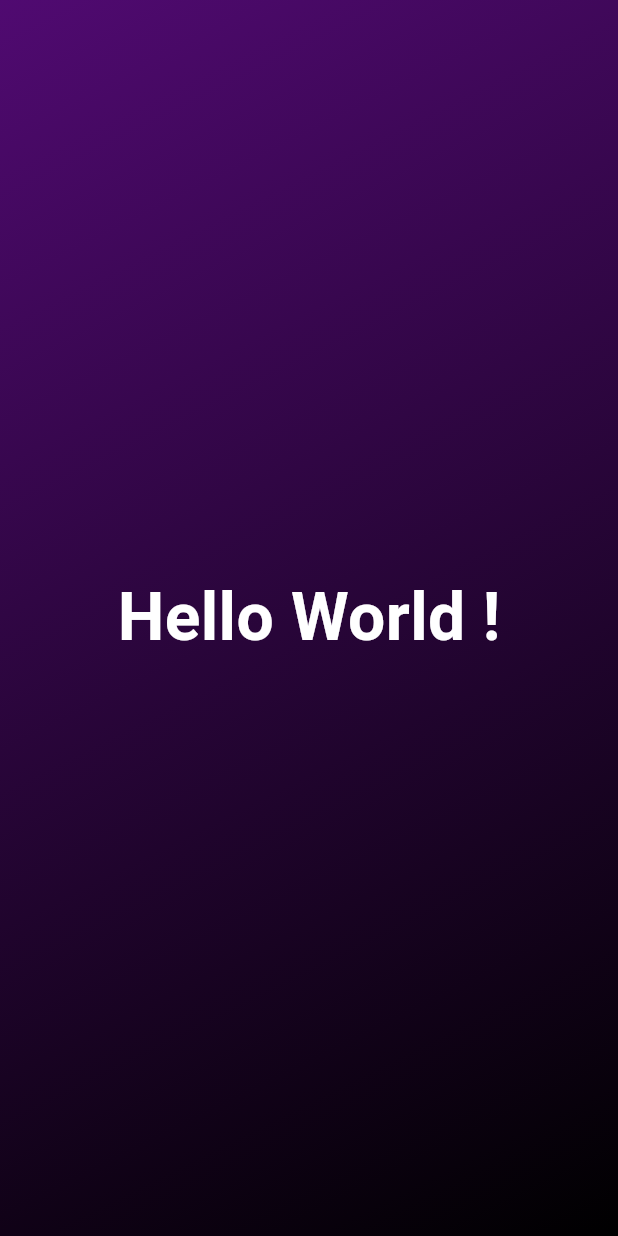
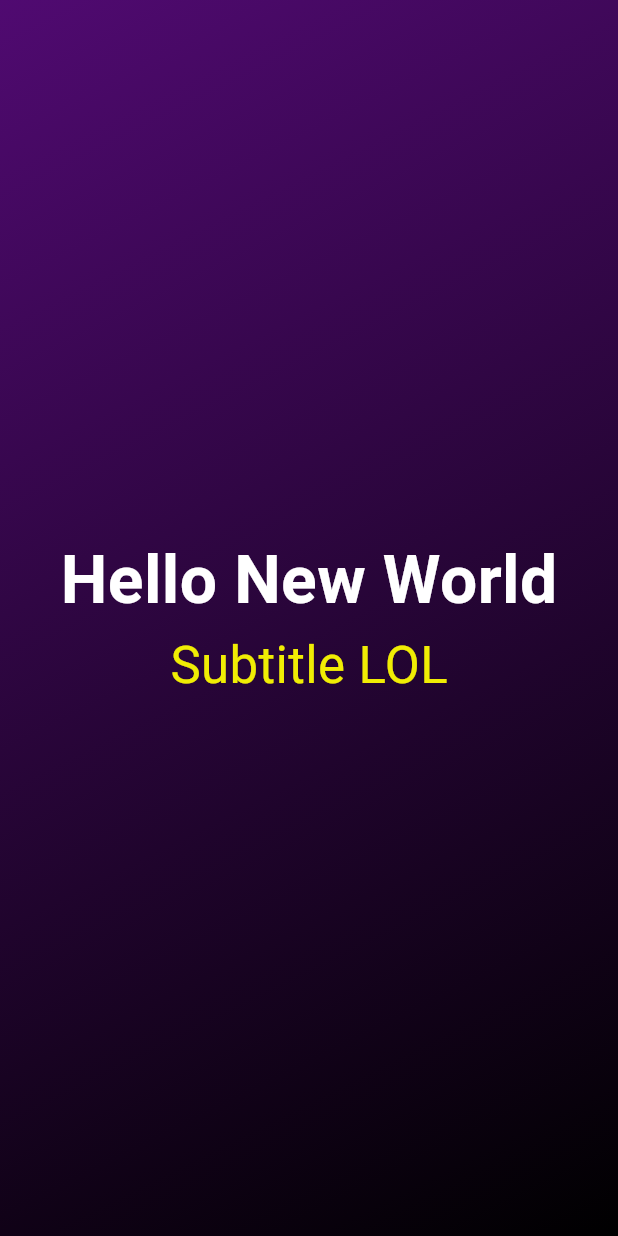
Before and after one commit to Makktu/flutter_dice, a Flutter app: the screen it shows after launch, on a phone screen of 412 x 824 dp. Run offline on Flutter 3.47's test engine with Material 3 defaults, Android fonts, the phone set to English and light mode, and no system bars.

```diff
--- a/lib/gradient_container.dart
+++ b/lib/gradient_container.dart
@@ -1,4 +1,10 @@
 import 'package:flutter/material.dart';
+
+import 'package:dice_roller/my_widgets/custom_text.dart';
+import 'package:dice_roller/my_widgets/another_custom_text.dart';
+
+var startAlignment = Alignment.topLeft;
+var endAlignment = Alignment.bottomRight;
 
 class GradientContainer extends StatelessWidget {
   const GradientContainer({super.key});
@@ -7,25 +13,23 @@ class GradientContainer extends StatelessWidget {
   Widget build(context) {
     return Container(
       // ! 👉 background gradient CONFIG START
-      decoration: const BoxDecoration(
+      decoration: BoxDecoration(
         gradient: LinearGradient(
-          colors: [
+          colors: const [
             Color.fromARGB(255, 80, 10, 113),
             Color.fromARGB(255, 0, 0, 0),
           ],
-          begin: Alignment.topLeft,
-          end: Alignment.bottomRight,
+          begin: startAlignment,
+          end: endAlignment,
         ),
       ),
       // ! background gradient CONFIG END
       child: const Center(
-        // ! text CONFIG START
-        child: Text(
-          'Hello World !',
-          style: TextStyle(
-              color: Colors.white, fontWeight: FontWeight.bold, fontSize: 44),
+        child: Column(
+          mainAxisAlignment: MainAxisAlignment.center,
+          crossAxisAlignment: CrossAxisAlignment.center,
+          children: [CustomText(), AnotherCustomText()],
         ),
-        // ! text CONFIG END
       ),
     );
   }
--- /dev/null
+++ b/lib/my_widgets/another_custom_text.dart
@@ -0,0 +1,13 @@
+import 'package:flutter/material.dart';
+
+class AnotherCustomText extends StatelessWidget {
+  const AnotherCustomText({super.key});
+
+  @override
+  Widget build(context) {
+    return const Text(
+      'Subtitle LOL',
+      style: TextStyle(color: Color.fromARGB(255, 240, 237, 4), fontSize: 34),
+    );
+  }
+}
--- /dev/null
+++ b/lib/my_widgets/custom_text.dart
@@ -0,0 +1,14 @@
+import 'package:flutter/material.dart';
+
+class CustomText extends StatelessWidget {
+  const CustomText({super.key});
+
+  @override
+  Widget build(context) {
+    return const Text(
+      'Hello New World',
+      style: TextStyle(
+          color: Colors.white, fontWeight: FontWeight.bold, fontSize: 44),
+    );
+  }
+}
```
